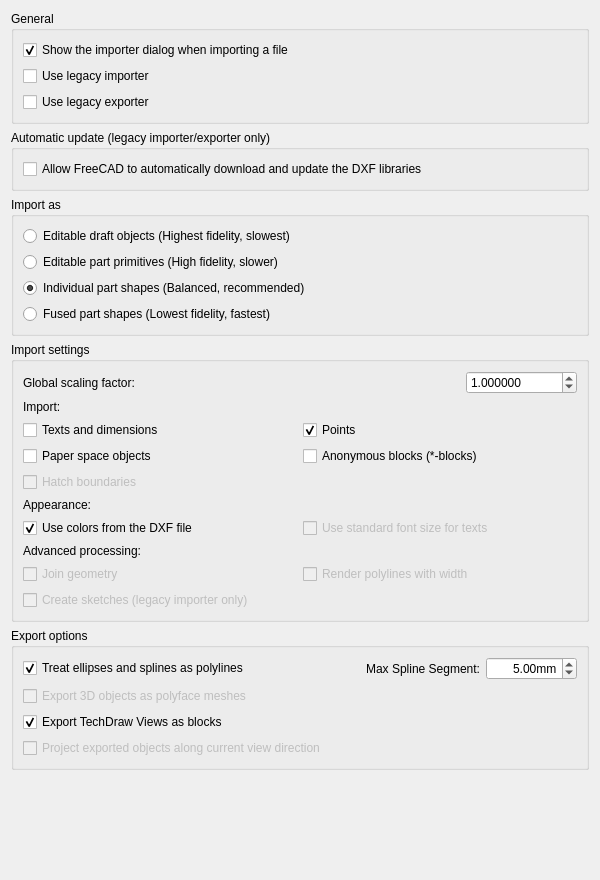
Qt form src/Mod/Draft/Resources/ui/preferences-dxf.ui (southseact-3d/fcd) before a commit.
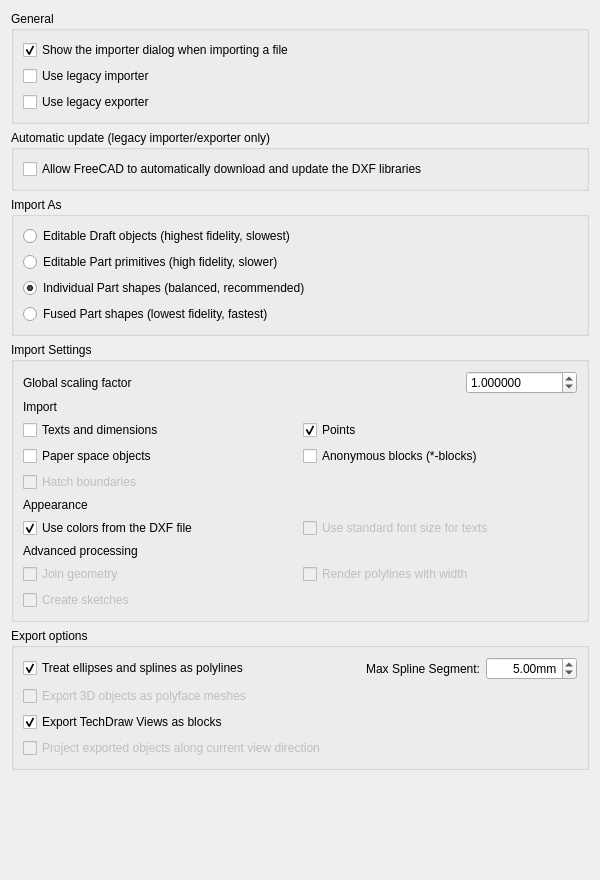
The same form after that commit. Custom widgets are drawn as their Qt base class.

Commit message: Import: DXF, add suggestions and improve UI copy.

Diff of the .ui file:
```diff
--- a/src/Mod/Draft/Resources/ui/preferences-dxf.ui
+++ b/src/Mod/Draft/Resources/ui/preferences-dxf.ui
@@ -105,7 +105,7 @@
    <item>
     <widget class="QGroupBox" name="groupBox_ImportAs">
      <property name="title">
-      <string>Import as</string>
+      <string>Import As</string>
      </property>
      <layout class="QVBoxLayout" name="verticalLayout_ImportAs">
       <item>
@@ -120,7 +120,7 @@
 Workbench. </string>
         </property>
         <property name="text">
-         <string>Editable draft objects (Highest fidelity, slowest)</string>
+         <string>Editable Draft objects (highest fidelity, slowest)</string>
         </property>
         <property name="prefEntry" stdset="0">
          <cstring>dxfImportAsDraft</cstring>
@@ -148,7 +148,7 @@
 script-based post-processing and Part Workbench integration.</string>
         </property>
         <property name="text">
-         <string>Editable part primitives (High fidelity, slower)</string>
+         <string>Editable Part primitives (high fidelity, slower)</string>
         </property>
         <property name="prefEntry" stdset="0">
          <cstring>dxfImportAsPrimitives</cstring>
@@ -172,7 +172,7 @@
 objects, maintaining the block structure. Good for referencing and measuring.</string>
         </property>
         <property name="text">
-         <string>Individual part shapes (Balanced, recommended)</string>
+         <string>Individual Part shapes (balanced, recommended)</string>
         </property>
         <property name="checked">
          <bool>true</bool>
@@ -199,7 +199,7 @@
 shape. Best for importing and viewing very large files with maximum performance.</string>
         </property>
         <property name="text">
-         <string>Fused part shapes (Lowest fidelity, fastest)</string>
+         <string>Fused Part shapes (lowest fidelity, fastest)</string>
         </property>
         <property name="prefEntry" stdset="0">
          <cstring>dxfImportAsFused</cstring>
@@ -221,7 +221,7 @@
    <item>
     <widget class="QGroupBox" name="groupBox_ImportSettings">
      <property name="title">
-      <string>Import settings</string>
+      <string>Import Settings</string>
      </property>
      <layout class="QVBoxLayout" name="verticalLayout_ImportSettings">
       <item>
@@ -229,7 +229,7 @@
         <item>
          <widget class="QLabel" name="label_dxfScaling">
           <property name="text">
-           <string>Global scaling factor:</string>
+           <string>Global scaling factor</string>
           </property>
          </widget>
         </item>
@@ -276,7 +276,7 @@
       <item>
        <widget class="QLabel" name="label_ImportContent">
         <property name="text">
-         <string>Import:</string>
+         <string>Import</string>
         </property>
        </widget>
       </item>
@@ -376,7 +376,7 @@
       <item>
        <widget class="QLabel" name="label_Appearance">
         <property name="text">
-         <string>Appearance:</string>
+         <string>Appearance</string>
         </property>
        </widget>
       </item>
@@ -427,7 +427,7 @@
       <item>
        <widget class="QLabel" name="label_AdvancedProcessing">
         <property name="text">
-         <string>Advanced processing:</string>
+         <string>Advanced processing</string>
         </property>
        </widget>
       </item>
@@ -483,7 +483,7 @@
 instead of Draft or Part objects. This overrides the 'Import as' setting.</string>
           </property>
           <property name="text">
-           <string>Create sketches (legacy importer only)</string>
+           <string>Create sketches</string>
           </property>
           <property name="prefEntry" stdset="0">
            <cstring>dxfCreateSketch</cstring>
```
Left out of the diff: 20 changed lines with no effect on the pictures. The commit also changes 1 other file.
